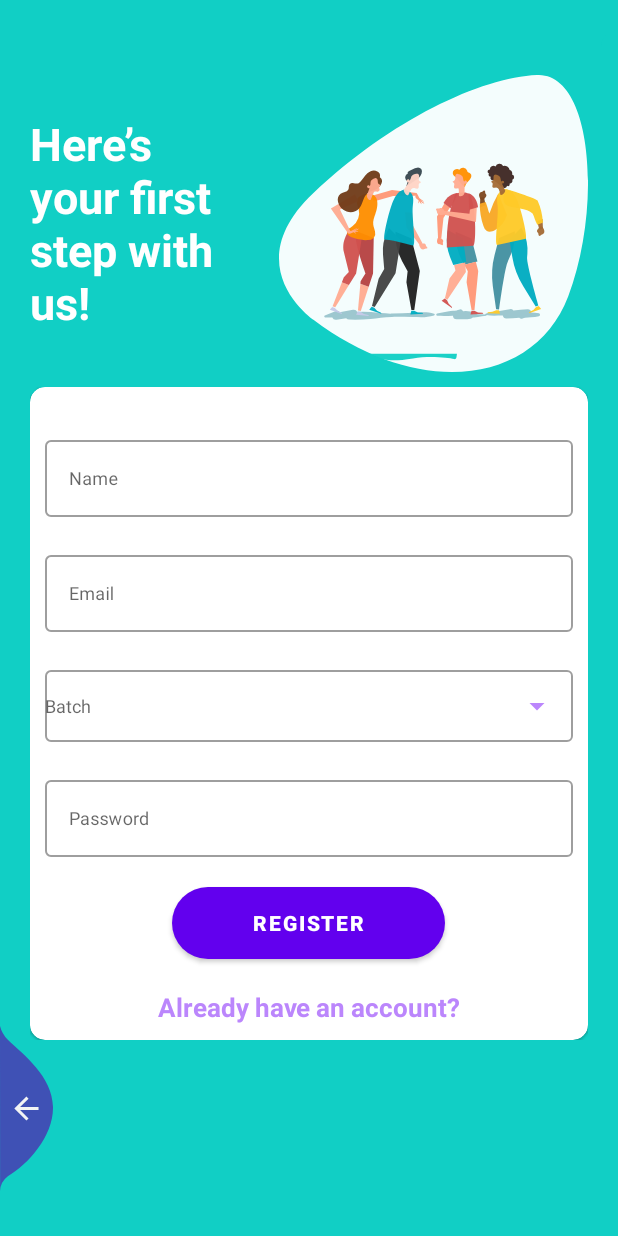
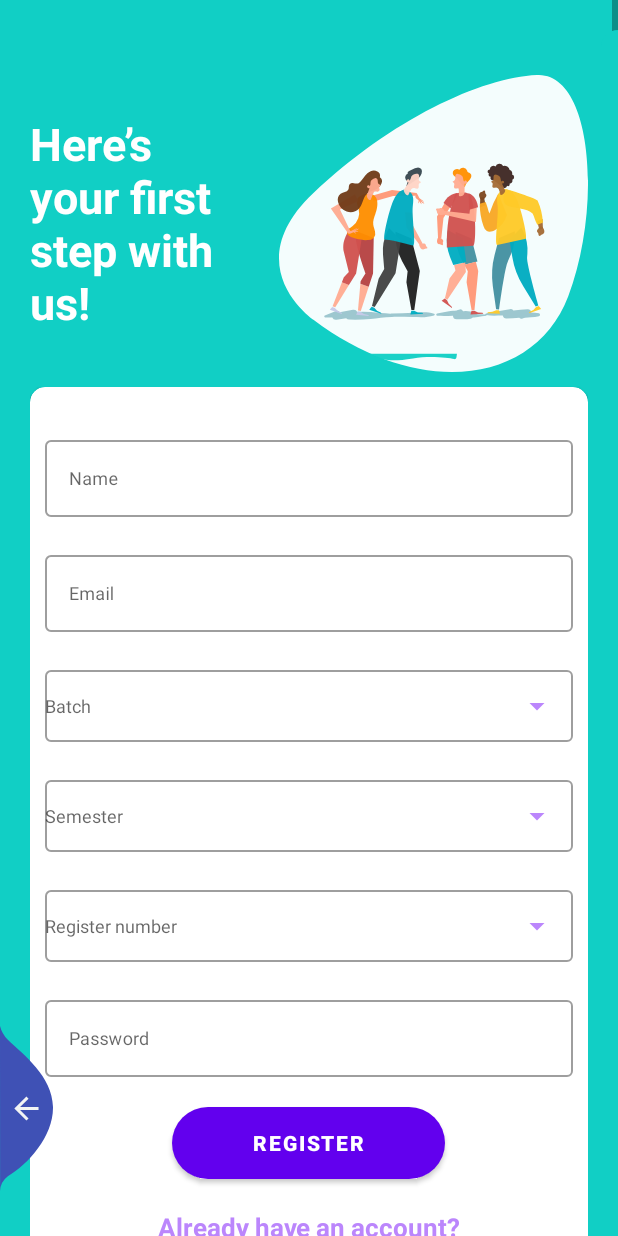
Before and after one commit to harishpadmanabh-HP/SmartClassRoom, an Android app: the Register screen opened directly, with no data from a screen before it, on a phone screen of 412 x 824 dp. Run offline under Robolectric (Android 15) with nearby library versions, the phone set to English and light mode, and no system bars; plain views replace CircularProgressButton.

Commit message:
Registration Api call

```diff
--- a/app/src/main/AndroidManifest.xml
+++ b/app/src/main/AndroidManifest.xml
@@ -13,7 +13,7 @@
         android:supportsRtl="true"
         android:theme="@style/Theme.SmartClassRoom"
         android:usesCleartextTraffic="true">
-        <activity android:name=".ui.StudentHome">
+        <activity android:name=".ui.Login">
             <intent-filter>
                 <action android:name="android.intent.action.MAIN" />
 
@@ -21,7 +21,7 @@
             </intent-filter>
         </activity>
         <activity android:name=".ui.Register" />
-        <activity android:name=".ui.Login">
+        <activity android:name=".ui.StudentHome">
 
         </activity>
         <activity android:name=".MainActivity"></activity>
--- a/app/src/main/java/com/harish/smartclassroom/data/Apis.kt
+++ b/app/src/main/java/com/harish/smartclassroom/data/Apis.kt
@@ -2,6 +2,7 @@ package com.harish.smartclassroom.data
 
 import com.harish.smartclassroom.data.models.BatchResponse
 import com.harish.smartclassroom.data.models.LoginResponse
+import com.harish.smartclassroom.data.models.RegistrationResponse
 import com.harish.smartclassroom.util.BASE_URL
 import okhttp3.OkHttpClient
 import okhttp3.logging.HttpLoggingInterceptor
@@ -20,6 +21,11 @@ interface Apis {
      @GET("student_login.php?")
       fun getLoginStatus(@Query("regno")registerno:String,@Query("password")password:String): Call<LoginResponse>
 
+    //student_reg.php?name=Athira&email=athira@gmail.com&batch=Computer%20Science&semester=S1&password=Athira@123&regno=CS001
+    @GET("student_reg.php?")
+    fun getRegistrationStatus(@Query("name")name:String,@Query("email")email:String,@Query("batch")batch:String,@Query("semester")semester:String,
+     @Query("password")password:String,@Query("regno")regno:String):Call<RegistrationResponse>
+
     companion object {
         operator fun invoke(): Apis {
             var logger = HttpLoggingInterceptor().setLevel(HttpLoggingInterceptor.Level.BASIC)
--- /dev/null
+++ b/app/src/main/java/com/harish/smartclassroom/data/models/RegistrationResponse.kt
@@ -0,0 +1,5 @@
+package com.harish.smartclassroom.data.models
+
+data class RegistrationResponse(
+    val status: String
+)
--- a/app/src/main/java/com/harish/smartclassroom/viewmodels/OnBoardingViewModel.kt
+++ b/app/src/main/java/com/harish/smartclassroom/viewmodels/OnBoardingViewModel.kt
@@ -7,6 +7,7 @@ import androidx.lifecycle.ViewModel
 import androidx.lifecycle.ViewModelProvider
 import com.harish.smartclassroom.data.models.BatchResponse
 import com.harish.smartclassroom.data.models.LoginResponse
+import com.harish.smartclassroom.data.models.RegistrationResponse
 import com.harish.smartclassroom.data.repositories.StudentRepository
 
 class OnBoardingViewModel( var application: Application) : ViewModel() {
@@ -15,6 +16,7 @@ class OnBoardingViewModel( var application: Application) : ViewModel() {
     val events : MutableLiveData<String> = MutableLiveData()
     val batches : MutableLiveData<BatchResponse> = MutableLiveData()
     val loginstatus:MutableLiveData<LoginResponse> =MutableLiveData()
+    val registrationstatus:MutableLiveData<RegistrationResponse> =MutableLiveData()
 
     fun getBatches()=repository.getBatches(onResponse = {status, message, response ->
        if(status) batches.postValue(response)
@@ -25,7 +27,11 @@ class OnBoardingViewModel( var application: Application) : ViewModel() {
         else events.postValue(message)
 
     })
+    fun getRegistrationStatus(name:String,email:String,batch:String,semester:String,password:String,regno:String)=repository.getRegistrationStatus(name, email, batch, semester, password, regno,onResponse = {status, message, response ->
+        if(status) registrationstatus.postValue(response)
+        else events.postValue(message)
 
+    })
 
 }
 
--- a/app/src/main/res/layout/activity_register.xml
+++ b/app/src/main/res/layout/activity_register.xml
@@ -39,6 +39,9 @@
                     android:rotationX="0"
                     android:src="@drawable/ic_login_hero" />
             </RelativeLayout>
+            <ScrollView
+                android:layout_width="match_parent"
+                android:layout_height="match_parent">
             <com.google.android.material.card.MaterialCardView
                 android:layout_width="match_parent"
                 android:layout_height="wrap_content"
@@ -59,7 +62,7 @@
                         style="@style/Widget.MaterialComponents.TextInputLayout.OutlinedBox"
                         android:layout_marginTop="@dimen/loginViewsMargin">
                         <com.google.android.material.textfield.TextInputEditText
-                            android:id="@+id/editTextName"
+                            android:id="@+id/regeditTextName"
                             style="@style/modifiedEditText"
                             android:inputType="textPersonName"
                             android:maxLines="1"
@@ -73,7 +76,7 @@
                         style="@style/Widget.MaterialComponents.TextInputLayout.OutlinedBox"
                         android:layout_marginTop="@dimen/loginViewsMargin">
                         <com.google.android.material.textfield.TextInputEditText
-                            android:id="@+id/editTextEmail"
+                            android:id="@+id/regeditTextEmail"
                             style="@style/modifiedEditText"
                             android:inputType="textEmailAddress"
                             android:maxLines="1"
@@ -94,7 +97,36 @@
                             android:maxLines="1"
                             />
                     </com.google.android.material.textfield.TextInputLayout>
-
+                    <com.google.android.material.textfield.TextInputLayout
+                        android:id="@+id/textInputSemester"
+                        android:layout_height="wrap_content"
+                        android:layout_width="match_parent"
+                        app:endIconTint="@color/purple_200"
+                        app:endIconMode="dropdown_menu"
+                        android:hint="Semester"
+                        style="@style/Widget.MaterialComponents.TextInputLayout.OutlinedBox"
+                        app:endIconDrawable="@drawable/ic_baseline_arrow_drop_down_24"                        android:layout_marginTop="@dimen/loginViewsMargin">
+                        <androidx.appcompat.widget.AppCompatAutoCompleteTextView
+                            android:id="@+id/regeditTextSem"
+                            style="@style/modifiedEditText"
+                            android:maxLines="1"
+                            />
+                    </com.google.android.material.textfield.TextInputLayout>
+                    <com.google.android.material.textfield.TextInputLayout
+                        android:id="@+id/textInputregno"
+                        android:layout_height="wrap_content"
+                        android:layout_width="match_parent"
+                        app:endIconTint="@color/purple_200"
+                        app:endIconMode="dropdown_menu"
+                        android:hint="Register number"
+                        style="@style/Widget.MaterialComponents.TextInputLayout.OutlinedBox"
+                        app:endIconDrawable="@drawable/ic_baseline_arrow_drop_down_24"                        android:layout_marginTop="@dimen/loginViewsMargin">
+                        <androidx.appcompat.widget.AppCompatAutoCompleteTextView
+                            android:id="@+id/regeditTextRegno"
+                            style="@style/modifiedEditText"
+                            android:maxLines="1"
+                            />
+                    </com.google.android.material.textfield.TextInputLayout>
                     <com.google.android.material.textfield.TextInputLayout
                         android:id="@+id/textInputPassword"
                         android:layout_height="wrap_content"
@@ -102,7 +134,7 @@
                         style="@style/Widget.MaterialComponents.TextInputLayout.OutlinedBox"
                         android:layout_marginTop="@dimen/loginViewsMargin">
                         <com.google.android.material.textfield.TextInputEditText
-                            android:id="@+id/editTextPassword"
+                            android:id="@+id/regeditTextPassword"
                             style="@style/modifiedEditText"
                             android:hint="@string/login_password_hint"
                             android:maxLines="1"
@@ -115,6 +147,7 @@
                         app:spinning_bar_width="4dp"
                         app:spinning_bar_color="#FFF"
                         android:text="Register"
+                        android:onClick="signupClick"
                         android:layout_gravity="center_horizontal"
                         android:layout_marginTop="@dimen/loginViewsMargin"
                         app:initialCornerAngle="27dp"
@@ -132,7 +165,7 @@
 
                 </LinearLayout>
             </com.google.android.material.card.MaterialCardView>
-
+            </ScrollView>
 
 
 
```
Also changed, not shown: app/src/main/java/com/harish/smartclassroom/data/repositories/StudentRepository.kt (+23 -0 lines), app/src/main/java/com/harish/smartclassroom/ui/Register.kt (+45 -1 lines).
